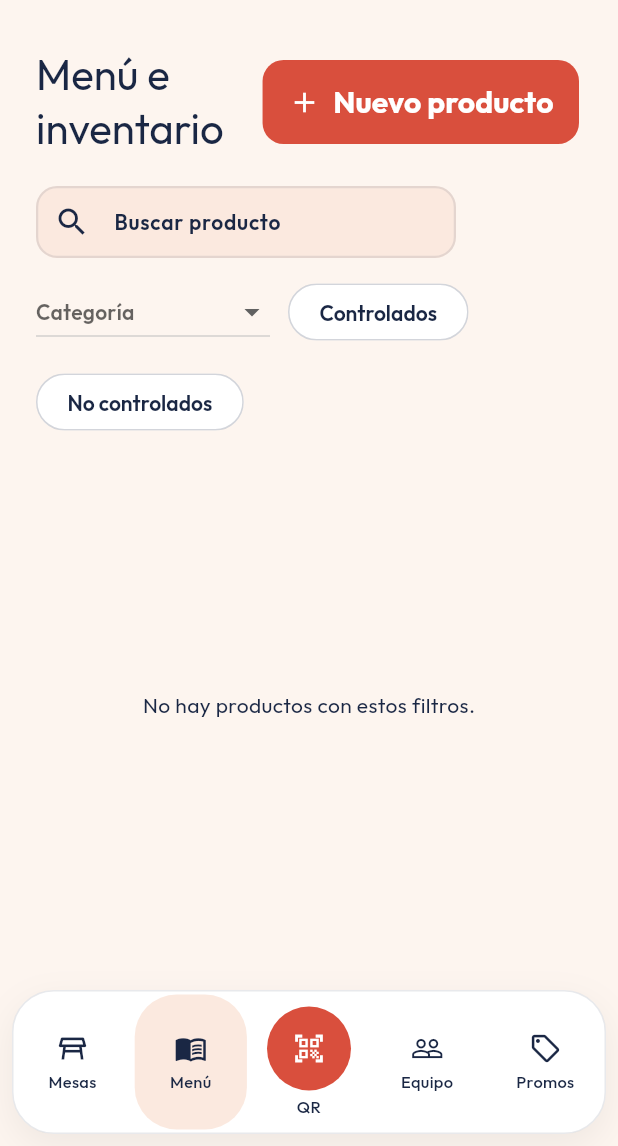
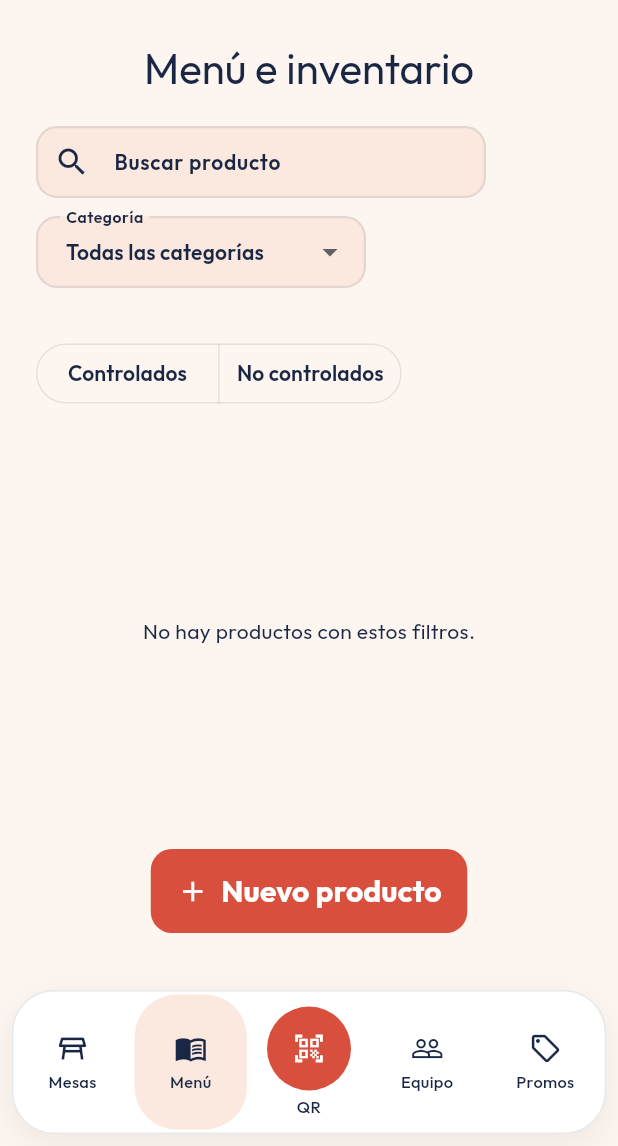
Before and after one commit to RVMiranda/flutter_carnitas_manager, a Flutter app: the InventoryView screen opened by its route, on a phone screen of 412 x 824 dp, the part 90-1236 px from its top. Run offline on Flutter 3.47's test engine with Material 3 defaults, Android fonts, the phone set to English and light mode, and no system bars; our stand-ins replace connectivity_plus, drift, drift_flutter, flutter_dotenv, flutter_riverpod, go_router and 2 more; missing offline and left inert: mobile_scanner; accounts and stored records are empty; generated files the repository leaves out were written again.

Commit message:
fix: improve inventory layout and product sync

```diff
--- a/lib/features/inventory/presentation/inventory_view.dart
+++ b/lib/features/inventory/presentation/inventory_view.dart
@@ -12,6 +12,16 @@ class InventoryView extends ConsumerStatefulWidget {
 }
 
 class _InventoryViewState extends ConsumerState<InventoryView> {
+  static const _fixedCategories = <String>[
+    'Refrescos',
+    'Jugos',
+    'Aguas N',
+    'Tacos',
+    'Gorditas',
+    'Carne',
+    'Verdura',
+    'Otros',
+  ];
   final _search = TextEditingController();
   @override
   void dispose() {
@@ -26,6 +36,15 @@ class _InventoryViewState extends ConsumerState<InventoryView> {
     final categories = state.products.map((p) => p.categoria).toSet().toList()
       ..sort();
     return Scaffold(
+      floatingActionButtonLocation: FloatingActionButtonLocation.centerFloat,
+      floatingActionButton: SafeArea(
+        minimum: const EdgeInsets.fromLTRB(24, 8, 24, 12),
+        child: ExquisssitaAction(
+          label: 'Nuevo producto',
+          icon: Icons.add,
+          onPressed: () => _editProduct(context, vm),
+        ),
+      ),
       body: SafeArea(
         child: LayoutBuilder(
           builder: (context, c) {
@@ -38,24 +57,14 @@ class _InventoryViewState extends ConsumerState<InventoryView> {
               child: ConstrainedBox(
                 constraints: const BoxConstraints(maxWidth: 1400),
                 child: Padding(
-                  padding: const EdgeInsets.all(24),
+                  padding: const EdgeInsets.fromLTRB(24, 20, 24, 104),
                   child: Column(
-                    crossAxisAlignment: CrossAxisAlignment.start,
+                    crossAxisAlignment: CrossAxisAlignment.stretch,
                     children: [
-                      Row(
-                        children: [
-                          Expanded(
-                            child: Text(
+                      Text(
                         'Menú e inventario',
+                        textAlign: TextAlign.center,
                         style: Theme.of(context).textTheme.headlineMedium,
-                            ),
-                          ),
-                          ExquisssitaAction(
-                            label: 'Nuevo producto',
-                            icon: Icons.add,
-                            onPressed: () => _editProduct(context, vm),
-                          ),
-                        ],
                       ),
                       const SizedBox(height: 20),
                       Wrap(
@@ -63,7 +72,7 @@ class _InventoryViewState extends ConsumerState<InventoryView> {
                         runSpacing: 12,
                         children: [
                           SizedBox(
-                            width: 280,
+                            width: 300,
                             child: Semantics(
                               label: 'Buscar productos',
                               child: TextField(
@@ -76,33 +85,46 @@ class _InventoryViewState extends ConsumerState<InventoryView> {
                               ),
                             ),
                           ),
-                          DropdownButton<String>(
-                            value: state.category,
-                            hint: const Text('Categoría'),
+                          SizedBox(
+                            width: 220,
+                            child: DropdownButtonFormField<String>(
+                              initialValue: state.category,
+                              decoration: const InputDecoration(
+                                labelText: 'Categoría',
+                                helperText: ' ',
+                              ),
                               items: [
-                              const DropdownMenuItem(
-                                value: '',
+                                const DropdownMenuItem<String>(
                                   child: Text('Todas las categorías'),
                                 ),
                                 ...categories.map(
-                                (c) =>
-                                    DropdownMenuItem(value: c, child: Text(c)),
+                                  (c) => DropdownMenuItem(
+                                    value: c,
+                                    child: Text(c),
+                                  ),
                                 ),
                               ],
-                            onChanged: (v) =>
-                                vm.setCategory(v?.isEmpty == true ? null : v),
+                              onChanged: vm.setCategory,
                             ),
-                          FilterChip(
-                            label: const Text('Controlados'),
-                            selected: state.controlled == true,
-                            onSelected: (v) =>
-                                vm.setControlled(v ? true : null),
                           ),
-                          FilterChip(
-                            label: const Text('No controlados'),
-                            selected: state.controlled == false,
-                            onSelected: (v) =>
-                                vm.setControlled(v ? false : null),
+                          SegmentedButton<bool?>(
+                            segments: const [
+                              ButtonSegment(
+                                value: true,
+                                label: Text('Controlados'),
+                              ),
+                              ButtonSegment(
+                                value: false,
+                                label: Text('No controlados'),
+                              ),
+                            ],
+                            selected: state.controlled == null
+                                ? <bool?>{}
+                                : <bool?>{state.controlled},
+                            emptySelectionAllowed: true,
+                            onSelectionChanged: (values) => vm.setControlled(
+                              values.isEmpty ? null : values.first,
+                            ),
                           ),
                         ],
                       ),
@@ -127,7 +149,7 @@ class _InventoryViewState extends ConsumerState<InventoryView> {
                                   crossAxisCount: columns,
                                   crossAxisSpacing: 16,
                                   mainAxisSpacing: 16,
-                                  childAspectRatio: 1.35,
+                                  childAspectRatio: 1.9,
                                 ),
                             itemCount: state.products.length,
                             itemBuilder: (_, i) => _ProductCard(
@@ -176,12 +198,19 @@ class _InventoryViewState extends ConsumerState<InventoryView> {
       context: context,
       builder: (dialogContext) => StatefulBuilder(
         builder: (context, setState) => AlertDialog(
+          insetPadding: const EdgeInsets.symmetric(
+            horizontal: 24,
+            vertical: 28,
+          ),
           title: Text(product == null ? 'Nuevo producto' : 'Editar producto'),
-          content: Form(
+          content: SizedBox(
+            width: 520,
+            child: Form(
               key: form,
               child: SingleChildScrollView(
                 child: Column(
                   mainAxisSize: MainAxisSize.min,
+                  spacing: 14,
                   children: [
                     TextFormField(
                       controller: name,
@@ -197,9 +226,23 @@ class _InventoryViewState extends ConsumerState<InventoryView> {
                       keyboardType: TextInputType.number,
                       validator: ProductFormRules.price,
                     ),
-                  TextFormField(
-                    controller: category,
-                    decoration: const InputDecoration(labelText: 'Categoría'),
+                    DropdownButtonFormField<String>(
+                      initialValue: _fixedCategories.contains(category.text)
+                          ? category.text
+                          : null,
+                      decoration: const InputDecoration(
+                        labelText: 'Categoría',
+                        helperText: ' ',
+                      ),
+                      items: _fixedCategories
+                          .map(
+                            (value) => DropdownMenuItem(
+                              value: value,
+                              child: Text(value),
+                            ),
+                          )
+                          .toList(),
+                      onChanged: (value) => category.text = value ?? '',
                       validator: ProductFormRules.category,
                     ),
                     SwitchListTile(
@@ -231,8 +274,9 @@ class _InventoryViewState extends ConsumerState<InventoryView> {
                 ),
               ),
             ),
+          ),
           actions: [
-            TextButton(
+            OutlinedButton(
               onPressed: () => Navigator.pop(context),
               child: const Text('Cancelar'),
             ),
```
Also changed, not shown: lib/data/repositories/sync_repository.dart (+19 -1 lines), lib/features/inventory/data/local_inventory_repository.dart (+8 -1 lines). Lines whose indentation alone changed are shown as unchanged.
